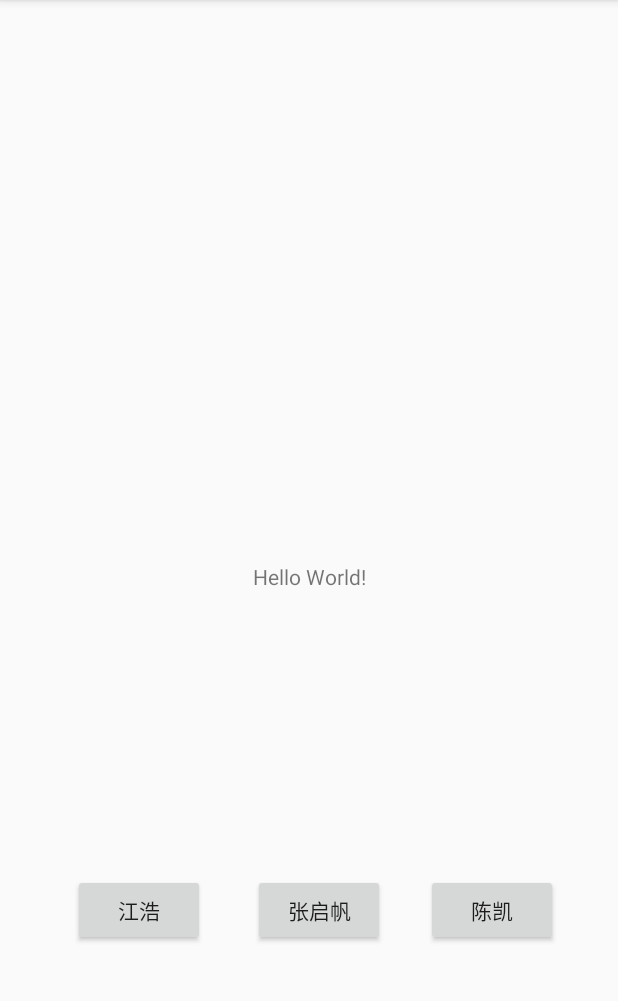
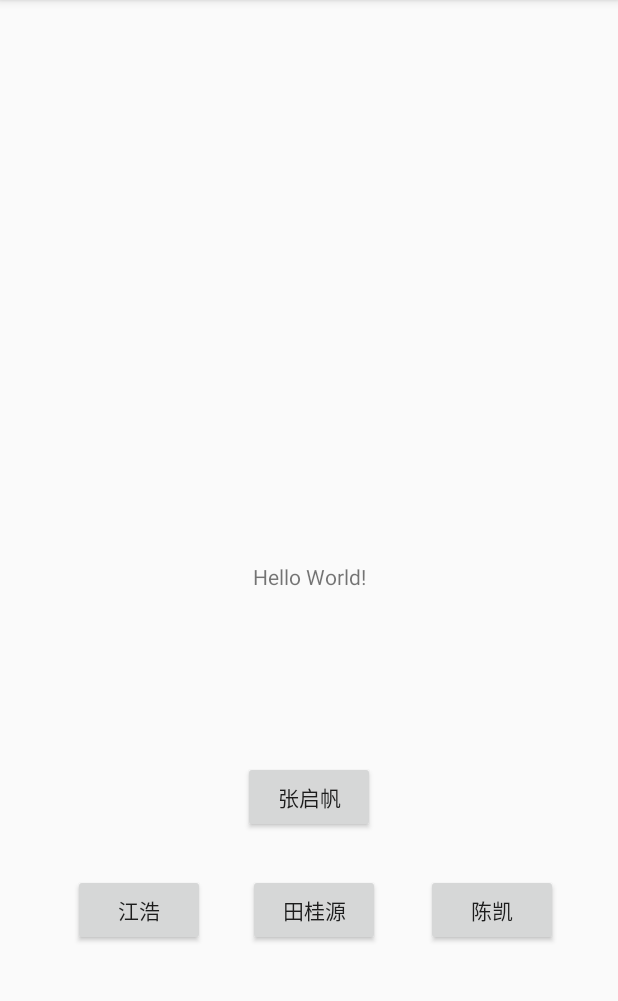
Before and after one commit to TickTick123/Hallobomb, an Android app: the screen it shows after launch (MainActivity), on a phone screen of 412 x 824 dp, the part 84-1085 px from its top. Run offline under Robolectric (Android 15) with nearby library versions, the phone set to English and light mode, and no system bars; libraries missing offline, so code that uses them is left out: cn.bmob.v3; 2 statements that could not run were skipped.

Commit message:
tgy添加按钮

```diff
--- a/app/src/main/java/com/example/zqf/hallobmob/MainActivity.java
+++ b/app/src/main/java/com/example/zqf/hallobmob/MainActivity.java
@@ -60,6 +60,14 @@ public class MainActivity extends AppCompatActivity {
                 startActivity(intent);
             }
         });
+        Button button4=findViewById(R.id.button4);//田桂源按钮
+        button4.setOnClickListener(new View.OnClickListener() {
+            @Override
+            public void onClick(View view) {
+                Intent intent=new Intent(MainActivity.this,tgy_main.class);
+                startActivity(intent);
+            }
+        });
 
 
 
--- a/app/src/main/res/layout/activity_main.xml
+++ b/app/src/main/res/layout/activity_main.xml
@@ -43,10 +43,9 @@
         android:text="张启帆"
         app:layout_constraintBottom_toBottomOf="parent"
         app:layout_constraintEnd_toEndOf="parent"
-        app:layout_constraintHorizontal_bias="0.521"
         app:layout_constraintStart_toStartOf="parent"
         app:layout_constraintTop_toTopOf="parent"
-        app:layout_constraintVertical_bias="0.816" />
+        app:layout_constraintVertical_bias="0.709" />
 
     <Button
         android:id="@+id/button3"
@@ -64,4 +63,20 @@
         app:layout_constraintTop_toTopOf="parent"
         app:layout_constraintVertical_bias="0.816" />
 
+    <Button
+        android:id="@+id/button4"
+        android:layout_width="88dp"
+        android:layout_height="48dp"
+        android:layout_marginBottom="8dp"
+        android:layout_marginEnd="8dp"
+        android:layout_marginStart="8dp"
+        android:layout_marginTop="8dp"
+        android:text="田桂源"
+        app:layout_constraintBottom_toBottomOf="parent"
+        app:layout_constraintEnd_toEndOf="parent"
+        app:layout_constraintHorizontal_bias="0.510"
+        app:layout_constraintStart_toStartOf="parent"
+        app:layout_constraintTop_toTopOf="parent"
+        app:layout_constraintVertical_bias="0.816" />
+
 </android.support.constraint.ConstraintLayout>
```
Also changed, not shown: app/src/main/AndroidManifest.xml (+4 -3 lines), app/src/main/java/com/example/zqf/hallobmob/tgy_main.java (added, +13 -0 lines), app/src/main/res/layout/activity_tgy_main.xml (added, +14 -0 lines).
